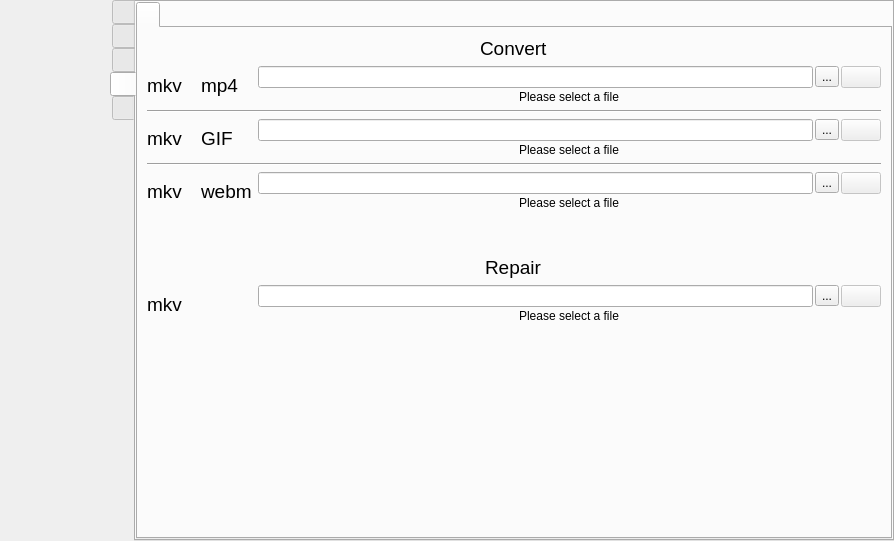
Qt form src/wayland/formMainWindow_wl.ui (vkohaupt/vokoscreenNG) before a commit.
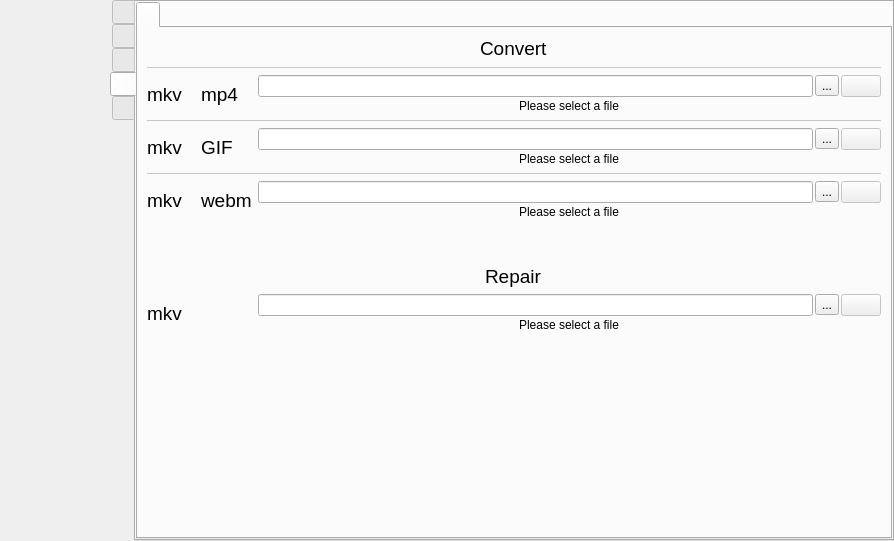
The same form after that commit. The open tabs and pages were chosen to show the change. Icons and pictures are not drawn.

What changed in the file:
```diff
--- a/src/wayland/formMainWindow_wl.ui
+++ b/src/wayland/formMainWindow_wl.ui
@@ -2895,10 +2895,31 @@
                 </property>
                </widget>
               </item>
+              <item>
+               <widget class="Line" name="line_7">
+                <property name="styleSheet">
+                 <string notr="true">color: rgb(200, 200, 200);
+</string>
+                </property>
+                <property name="frameShadow">
+                 <enum>QFrame::Shadow::Plain</enum>
+                </property>
+                <property name="orientation">
+                 <enum>Qt::Orientation::Horizontal</enum>
+                </property>
+               </widget>
+              </item>
               <item>
                <layout class="QGridLayout" name="gridLayout_5">
                 <item row="4" column="0" colspan="4">
                  <widget class="Line" name="line_11">
+                  <property name="styleSheet">
+                   <string notr="true">color: rgb(200, 200, 200);
+</string>
+                  </property>
+                  <property name="frameShadow">
+                   <enum>QFrame::Shadow::Plain</enum>
+                  </property>
                   <property name="orientation">
                    <enum>Qt::Orientation::Horizontal</enum>
                   </property>
@@ -3079,6 +3100,13 @@
                 </item>
                 <item row="2" column="0" colspan="4">
                  <widget class="Line" name="line_10">
+                  <property name="styleSheet">
+                   <string notr="true">color: rgb(200, 200, 200);
+</string>
+                  </property>
+                  <property name="frameShadow">
+                   <enum>QFrame::Shadow::Plain</enum>
+                  </property>
                   <property name="orientation">
                    <enum>Qt::Orientation::Horizontal</enum>
                   </property>
```
Left out of the diff: 2 changed lines with no effect on the pictures.
